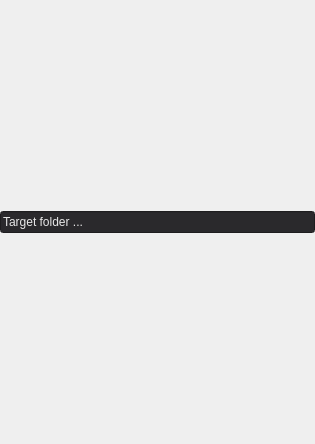
Qt form bucket.ui (alexbourgeois/Norris) before a commit.
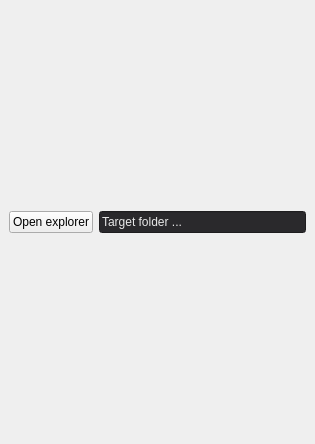
The same form after that commit.

Commit message: Added button to open explorer

Patch:
```diff
--- a/bucket.ui
+++ b/bucket.ui
@@ -23,7 +23,7 @@
    <property name="styleSheet">
     <string notr="true"/>
    </property>
-   <layout class="QVBoxLayout" name="verticalLayout">
+   <layout class="QHBoxLayout" name="horizontalLayout">
     <property name="spacing">
      <number>3</number>
     </property>
@@ -41,16 +41,16 @@
     </property>
     <item>
      <widget class="QWidget" name="widget" native="true">
-      <layout class="QVBoxLayout" name="verticalLayout_2">
-       <property name="spacing">
-        <number>2</number>
-       </property>
-       <property name="leftMargin">
-        <number>0</number>
-       </property>
-       <property name="rightMargin">
-        <number>0</number>
-       </property>
+      <layout class="QVBoxLayout" name="verticalLayout">
+       <item>
+        <layout class="QHBoxLayout" name="horizontalLayout_2">
+         <item>
+          <widget class="QPushButton" name="openExplorerButton">
+           <property name="text">
+            <string>Open explorer</string>
+           </property>
+          </widget>
+         </item>
        <item>
         <widget class="QLineEdit" name="lineEdit">
          <property name="styleSheet">
@@ -61,6 +61,8 @@
           <string>Target folder ...</string>
          </property>
         </widget>
+         </item>
+        </layout>
        </item>
       </layout>
      </widget>
```
Lines whose indentation alone changed are shown as unchanged. The commit also changes 3 other files.
